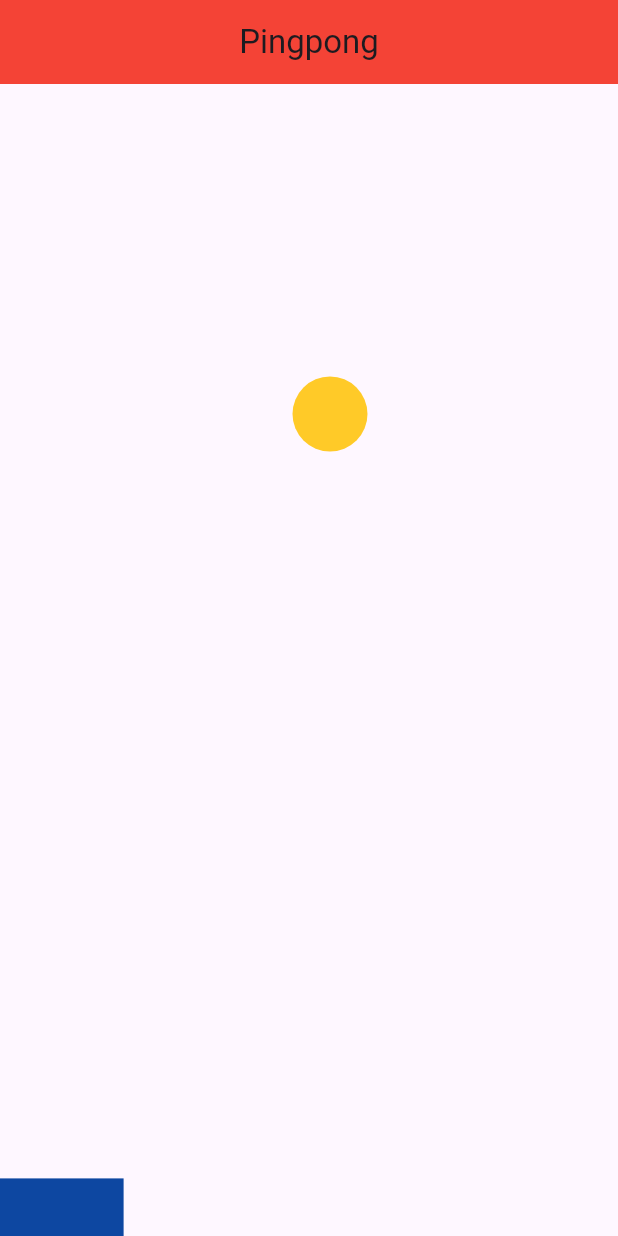
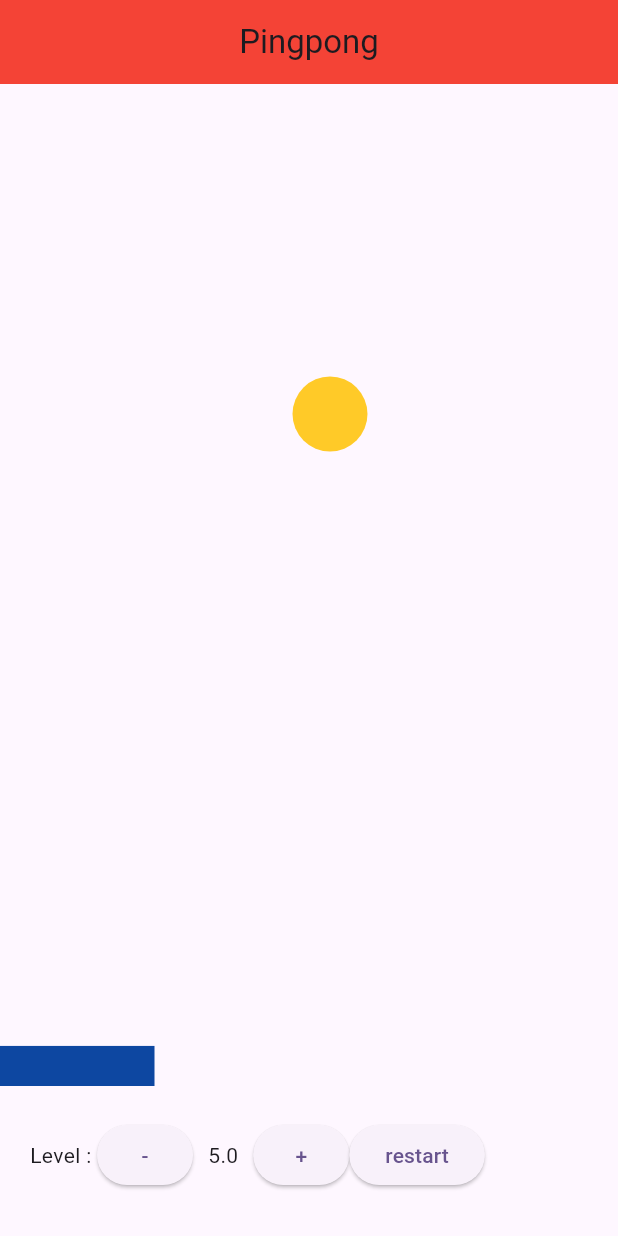
Before and after one commit to dkwhyd/pingpong_app, a Flutter app: the screen it shows after launch, on a phone screen of 412 x 824 dp. Run offline on Flutter 3.47's test engine with Material 3 defaults, Android fonts, the phone set to English and light mode, and no system bars.

Commit message:
add speed and restart button

```diff
--- a/lib/widget/pong.dart
+++ b/lib/widget/pong.dart
@@ -41,11 +41,12 @@ class _PongState extends State<Pong> with SingleTickerProviderStateMixin {
     );
     animation = Tween<double>(begin: 0, end: 100).animate(controller!);
     animation!.addListener(() {
-      checkBorders();
       setState(() {
         (hDir == Direction.right ? posX += speed : posX -= speed);
         (vDir == Direction.down ? posY += speed : posY -= speed);
       });
+
+      checkBorders();
     });
     controller?.forward();
   }
@@ -54,23 +55,64 @@ class _PongState extends State<Pong> with SingleTickerProviderStateMixin {
   Widget build(BuildContext context) {
     return LayoutBuilder(
       builder: (BuildContext context, BoxConstraints constraints) {
-        height = constraints.maxHeight;
+        height = constraints.maxHeight - 100;
         width = constraints.maxWidth;
-        batWidth = width! / 5;
-        batHeigth = height! / 20;
+        batWidth = width! / 4;
+        batHeigth = height! / 25;
         return Stack(
           children: [
             Positioned(
               top: posY,
               left: posX,
-              child: Ball(),
+              child: const Ball(),
             ),
             Positioned(
-              bottom: 0,
+              bottom: 100,
+              left: batPosition,
               child: GestureDetector(
                 onHorizontalDragUpdate: (DragUpdateDetails update) =>
                     moveBat(update),
                 child: Bat(batWidth, batHeigth),
+              ),
+            ),
+            Positioned(
+              bottom: 10,
+              child: Padding(
+                padding: EdgeInsets.all(20),
+                child: Row(
+                  children: [
+                    Text('Level : '),
+                    ElevatedButton(
+                        onPressed: () {
+                          setState(() {
+                            speed -= 5;
+                          });
+                        },
+                        child: Text('-')),
+                    Padding(
+                      padding: EdgeInsets.all(10),
+                      child: Text(speed == null ? '' : speed.toString()),
+                    ),
+                    ElevatedButton(
+                      onPressed: () {
+                        setState(() {
+                          speed += 5;
+                        });
+                      },
+                      child: Text('+'),
+                    ),
+                    ElevatedButton(
+                      onPressed: () => {
+                        controller!.forward(),
+                        setState(() {
+                          posX = 0;
+                          posY = 0;
+                        })
+                      },
+                      child: Text('restart'),
+                    ),
+                  ],
+                ),
               ),
             ),
           ],
@@ -94,7 +136,7 @@ class _PongState extends State<Pong> with SingleTickerProviderStateMixin {
         print('bawah');
       } else {
         controller!.stop();
-        dispose();
+        // dispose();
         print('game over');
       }
     }
@@ -110,4 +152,14 @@ class _PongState extends State<Pong> with SingleTickerProviderStateMixin {
       batPosition += update.delta.dx;
     });
   }
+
+  void safeSetState(Function function) {
+    if (mounted && controller!.isAnimating) {
+      setState(() {
+        function();
+      });
+    }
+  }
+
+
 }
```
